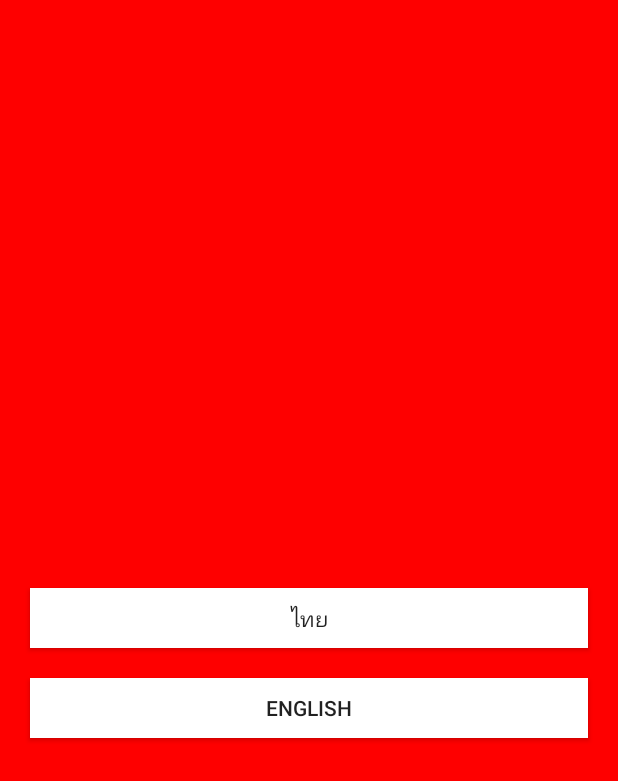
After one commit to singtolee/ANDROID-SS-KORAT, an Android app: the layout activity_intro.xml on its own in the app's theme, with its tools: preview values and no code run, on a phone screen of 412 x 824 dp. The commit adds this screen. Shown: the top 781 px of the screen. Run offline under Robolectric (Android 15) with nearby library versions, the phone set to English and light mode, and no system bars.

Commit message:
add locale select Activity, does not work?????git add -Agit add -A

```diff
--- a/app/build.gradle
+++ b/app/build.gradle
@@ -49,7 +49,6 @@ dependencies {
     compile 'com.facebook.android:facebook-login:[4,5)'
 
 
-
 }
 
 apply plugin: 'com.google.gms.google-services'
--- a/app/src/main/java/store/singto/singtostore/MeTab/UserProfileActivity.java
+++ b/app/src/main/java/store/singto/singtostore/MeTab/UserProfileActivity.java
@@ -38,8 +38,6 @@ public class UserProfileActivity extends BaseActivity implements View.OnClickLis
 
     //SharedPreference to read and save Locale language
     private SaveLocale saveLocale;
-    private Context context;
-
 
     @Override
     protected void onCreate(Bundle savedInstanceState) {
@@ -80,8 +78,7 @@ public class UserProfileActivity extends BaseActivity implements View.OnClickLis
         smallusername = findViewById(R.id.smallusername);
         currentlocale = findViewById(R.id.currentlocale);
 
-        context = getApplicationContext();
-        saveLocale = new SaveLocale(context);
+        saveLocale = new SaveLocale(this);
 
     }
 
--- /dev/null
+++ b/app/src/main/res/layout/activity_intro.xml
@@ -0,0 +1,34 @@
+<?xml version="1.0" encoding="utf-8"?>
+<RelativeLayout xmlns:android="http://schemas.android.com/apk/res/android"
+    xmlns:tools="http://schemas.android.com/tools"
+    android:layout_width="match_parent"
+    android:layout_height="match_parent"
+    android:background="@color/colorAccent"
+    tools:context="store.singto.singtostore.IntroActivity">
+
+    <Button
+        android:id="@+id/btnTH"
+        android:text="@string/th"
+        android:layout_centerInParent="true"
+        android:layout_marginStart="@dimen/dp20"
+        android:layout_marginEnd="@dimen/dp20"
+        android:background="@color/colorWhite"
+        android:layout_width="match_parent"
+        android:layout_height="@dimen/dp40" />
+
+    <Button
+        android:id="@+id/btnENG"
+        android:text="@string/en"
+        android:layout_below="@+id/btnTH"
+        android:layout_marginTop="@dimen/dp20"
+        android:layout_marginStart="@dimen/dp20"
+        android:layout_marginEnd="@dimen/dp20"
+        android:background="@color/colorWhite"
+        android:layout_width="match_parent"
+        android:layout_height="@dimen/dp40" />
+
+
+
+
+
+</RelativeLayout>
--- a/app/src/main/res/values/colors.xml
+++ b/app/src/main/res/values/colors.xml
@@ -2,10 +2,12 @@
 <resources>
     <color name="colorPrimary">#ffffff</color>
     <color name="colorPrimaryDark">#FE0000</color>
-    <color name="bg">#FFFAFA  </color>
+    <color name="bg">#FFFAFA</color>
     <color name="colorAccent">#FE0000</color>
     <color name="colorDarkGray">#A9A9A9</color>
     <color name="colorWhite">#FFFFFF</color>
     <color name="facebookblue">#3b5998</color>
     <color name="colorBlack">#000000</color>
+
+    <color name="black_overlay">#66000000</color>
 </resources>
--- a/app/src/main/res/values/strings.xml
+++ b/app/src/main/res/values/strings.xml
@@ -47,4 +47,8 @@
     <!-- TODO: Remove or change this placeholder text -->
     <string name="hello_blank_fragment" translatable="false">Hello blank fragment</string>
 
+    <string name="title_activity_fullscreen">FullscreenActivity</string>
+    <string name="dummy_button">Dummy Button</string>
+    <string name="dummy_content">DUMMY\nCONTENT</string>
+
 </resources>
```
Also changed, not shown: app/src/main/AndroidManifest.xml (+11 -5 lines), app/src/main/java/store/singto/singtostore/IntroActivity.java (added, +72 -0 lines), app/src/main/java/store/singto/singtostore/TOOLS/PreManager.java (added, +36 -0 lines), app/src/main/res/values/attrs.xml (added, +12 -0 lines), app/src/main/res/values/styles.xml (+12 -0 lines).
